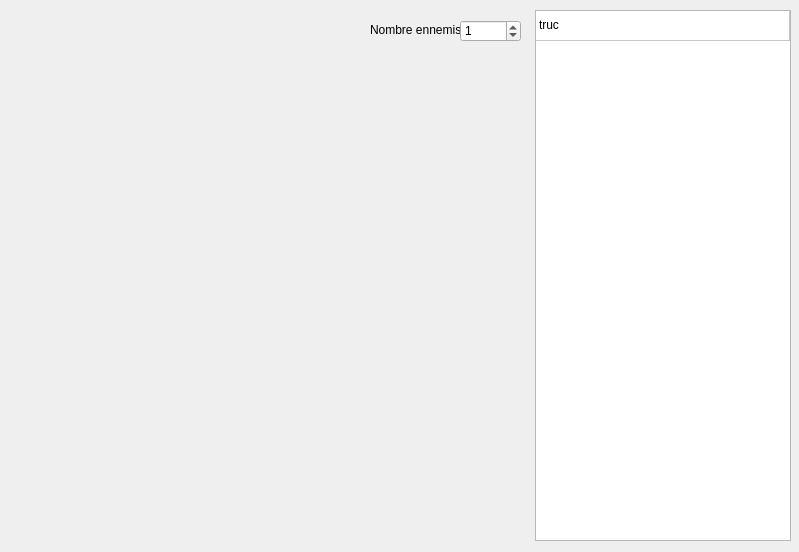
Qt form combat.ui (ElDonad/RPG_helper) before a commit.
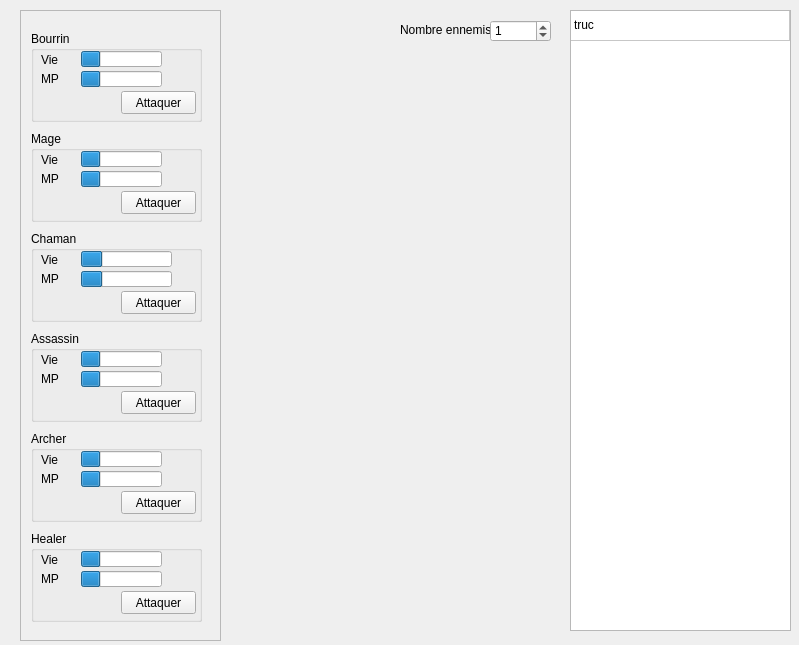
The same form after that commit.

The edit to the form file:
```diff
--- a/combat.ui
+++ b/combat.ui
@@ -7,7 +7,7 @@
     <x>0</x>
     <y>0</y>
     <width>799</width>
-    <height>552</height>
+    <height>645</height>
    </rect>
   </property>
   <property name="windowTitle">
@@ -16,10 +16,10 @@
   <widget class="QTableWidget" name="ennemyTable">
    <property name="geometry">
     <rect>
-     <x>535</x>
+     <x>570</x>
      <y>10</y>
-     <width>256</width>
-     <height>531</height>
+     <width>221</width>
+     <height>621</height>
     </rect>
    </property>
    <property name="editTriggers">
@@ -68,7 +68,7 @@
   <widget class="QLabel" name="label">
    <property name="geometry">
     <rect>
-     <x>370</x>
+     <x>400</x>
      <y>20</y>
      <width>91</width>
      <height>20</height>
@@ -81,7 +81,7 @@
   <widget class="QSpinBox" name="ennemyCount">
    <property name="geometry">
     <rect>
-     <x>460</x>
+     <x>490</x>
      <y>20</y>
      <width>61</width>
      <height>22</height>
@@ -97,6 +97,533 @@
     <number>1</number>
    </property>
   </widget>
+  <widget class="QScrollArea" name="ScrollPersos">
+   <property name="geometry">
+    <rect>
+     <x>20</x>
+     <y>10</y>
+     <width>201</width>
+     <height>631</height>
+    </rect>
+   </property>
+   <property name="widgetResizable">
+    <bool>true</bool>
+   </property>
+   <widget class="QWidget" name="persoBox">
+    <property name="geometry">
+     <rect>
+      <x>0</x>
+      <y>0</y>
+      <width>199</width>
+      <height>629</height>
+     </rect>
+    </property>
+    <widget class="QGroupBox" name="bourrinBox">
+     <property name="geometry">
+      <rect>
+       <x>10</x>
+       <y>20</y>
+       <width>171</width>
+       <height>91</height>
+      </rect>
+     </property>
+     <property name="title">
+      <string>Bourrin</string>
+     </property>
+     <widget class="QProgressBar" name="lifeBourrin">
+      <property name="geometry">
+       <rect>
+        <x>50</x>
+        <y>20</y>
+        <width>81</width>
+        <height>16</height>
+       </rect>
+      </property>
+      <property name="value">
+       <number>24</number>
+      </property>
+      <property name="textVisible">
+       <bool>false</bool>
+      </property>
+     </widget>
+     <widget class="QLabel" name="label_2">
+      <property name="geometry">
+       <rect>
+        <x>10</x>
+        <y>22</y>
+        <width>47</width>
+        <height>13</height>
+       </rect>
+      </property>
+      <property name="text">
+       <string>Vie</string>
+      </property>
+     </widget>
+     <widget class="QProgressBar" name="mpBourrin">
+      <property name="geometry">
+       <rect>
+        <x>50</x>
+        <y>40</y>
+        <width>81</width>
+        <height>16</height>
+       </rect>
+      </property>
+      <property name="value">
+       <number>24</number>
+      </property>
+      <property name="textVisible">
+       <bool>false</bool>
+      </property>
+     </widget>
+     <widget class="QPushButton" name="bourrinAttaque">
+      <property name="geometry">
+       <rect>
+        <x>90</x>
+        <y>60</y>
+        <width>75</width>
+        <height>23</height>
+       </rect>
+      </property>
+      <property name="text">
+       <string>Attaquer</string>
+      </property>
+     </widget>
+     <widget class="QLabel" name="label_3">
+      <property name="geometry">
+       <rect>
+        <x>10</x>
+        <y>41</y>
+        <width>47</width>
+        <height>13</height>
+       </rect>
+      </property>
+      <property name="text">
+       <string>MP</string>
+      </property>
+     </widget>
+    </widget>
+    <widget class="QGroupBox" name="mageBox">
+     <property name="geometry">
+      <rect>
+       <x>10</x>
+       <y>120</y>
+       <width>171</width>
+       <height>91</height>
+      </rect>
+     </property>
+     <property name="title">
+      <string>Mage</string>
+     </property>
+     <widget class="QProgressBar" name="lifeMage">
+      <property name="geometry">
+       <rect>
+        <x>50</x>
+        <y>20</y>
+        <width>81</width>
+        <height>16</height>
+       </rect>
+      </property>
+      <property name="value">
+       <number>24</number>
+      </property>
+      <property name="textVisible">
+       <bool>false</bool>
+      </property>
+     </widget>
+     <widget class="QLabel" name="label_4">
+      <property name="geometry">
+       <rect>
+        <x>10</x>
+        <y>22</y>
+        <width>47</width>
+        <height>13</height>
+       </rect>
+      </property>
+      <property name="text">
+       <string>Vie</string>
+      </property>
+     </widget>
+     <widget class="QProgressBar" name="mpMage">
+      <property name="geometry">
+       <rect>
+        <x>50</x>
+        <y>40</y>
+        <width>81</width>
+        <height>16</height>
+       </rect>
+      </property>
+      <property name="value">
+       <number>24</number>
+      </property>
+      <property name="textVisible">
+       <bool>false</bool>
+      </property>
+     </widget>
+     <widget class="QPushButton" name="mageAttaque">
+      <property name="geometry">
+       <rect>
+        <x>90</x>
+        <y>60</y>
+        <width>75</width>
+        <height>23</height>
+       </rect>
+      </property>
+      <property name="text">
+       <string>Attaquer</string>
+      </property>
+     </widget>
+     <widget class="QLabel" name="label_5">
+      <property name="geometry">
+       <rect>
+        <x>10</x>
+        <y>41</y>
+        <width>47</width>
+        <height>13</height>
+       </rect>
+      </property>
+      <property name="text">
+       <string>MP</string>
+      </property>
+     </widget>
+    </widget>
+    <widget class="QGroupBox" name="chamanBox">
+     <property name="geometry">
+      <rect>
+       <x>10</x>
+       <y>220</y>
+       <width>171</width>
+       <height>91</height>
+      </rect>
+     </property>
+     <property name="title">
+      <string>Chaman</string>
+     </property>
+     <widget class="QProgressBar" name="lifeChaman">
+      <property name="geometry">
+       <rect>
+        <x>50</x>
+        <y>20</y>
+        <width>91</width>
+        <height>16</height>
+       </rect>
+      </property>
+      <property name="value">
+       <number>24</number>
+      </property>
+      <property name="textVisible">
+       <bool>false</bool>
+      </property>
+     </widget>
+     <widget class="QLabel" name="label_6">
+      <property name="geometry">
+       <rect>
+        <x>10</x>
+        <y>22</y>
+        <width>47</width>
+        <height>13</height>
+       </rect>
+      </property>
+      <property name="text">
+       <string>Vie</string>
+      </property>
+     </widget>
+     <widget class="QProgressBar" name="mpChaman">
+      <property name="geometry">
+       <rect>
+        <x>50</x>
+        <y>40</y>
+        <width>91</width>
+        <height>16</height>
+       </rect>
+      </property>
+      <property name="value">
+       <number>24</number>
+      </property>
+      <property name="textVisible">
+       <bool>false</bool>
+      </property>
+     </widget>
+     <widget class="QPushButton" name="chamanAttaque">
+      <property name="geometry">
+       <rect>
+        <x>90</x>
+        <y>60</y>
+        <width>75</width>
+        <height>23</height>
+       </rect>
+      </property>
+      <property name="text">
+       <string>Attaquer</string>
+      </property>
+     </widget>
+     <widget class="QLabel" name="label_7">
+      <property name="geometry">
+       <rect>
+        <x>10</x>
+        <y>41</y>
+        <width>47</width>
+        <height>13</height>
+       </rect>
+      </property>
+      <property name="text">
+       <string>MP</string>
+      </property>
+     </widget>
+    </widget>
+    <widget class="QGroupBox" name="assassinBox">
+     <property name="geometry">
+      <rect>
+       <x>10</x>
+       <y>320</y>
+       <width>171</width>
+       <height>91</height>
+      </rect>
+     </property>
+     <property name="title">
+      <string>Assassin</string>
+     </property>
+     <widget class="QProgressBar" name="lifeAssassin">
+      <property name="geometry">
+       <rect>
+        <x>50</x>
+        <y>20</y>
+        <width>81</width>
+        <height>16</height>
+       </rect>
+      </property>
+      <property name="value">
+       <number>24</number>
+      </property>
+      <property name="textVisible">
+       <bool>false</bool>
+      </property>
+     </widget>
+     <widget class="QLabel" name="label_10">
+      <property name="geometry">
+       <rect>
+        <x>10</x>
+        <y>22</y>
+        <width>47</width>
+        <height>13</height>
+       </rect>
+      </property>
+      <property name="text">
+       <string>Vie</string>
+      </property>
+     </widget>
+     <widget class="QProgressBar" name="mpAssassin">
+      <property name="geometry">
+       <rect>
+        <x>50</x>
+        <y>40</y>
+        <width>81</width>
+        <height>16</height>
+       </rect>
+      </property>
+      <property name="value">
+       <number>24</number>
+      </property>
+      <property name="textVisible">
+       <bool>false</bool>
+      </property>
+     </widget>
+     <widget class="QPushButton" name="assassinAttaque">
+      <property name="geometry">
+       <rect>
+        <x>90</x>
+        <y>60</y>
+        <width>75</width>
+        <height>23</height>
+       </rect>
+      </property>
+      <property name="text">
+       <string>Attaquer</string>
+      </property>
+     </widget>
+     <widget class="QLabel" name="label_11">
+      <property name="geometry">
+       <rect>
+        <x>10</x>
+        <y>41</y>
+        <width>47</width>
+        <height>13</height>
+       </rect>
+      </property>
+      <property name="text">
+       <string>MP</string>
+      </property>
+     </widget>
+    </widget>
+    <widget class="QGroupBox" name="archerBox">
+     <property name="geometry">
+      <rect>
+       <x>10</x>
+       <y>420</y>
+       <width>171</width>
+       <height>91</height>
+      </rect>
+     </property>
+     <property name="title">
+      <string>Archer</string>
+     </property>
+     <widget class="QProgressBar" name="lifeArcher">
+      <property name="geometry">
+       <rect>
+        <x>50</x>
+        <y>20</y>
+        <width>81</width>
+        <height>16</height>
+       </rect>
+      </property>
+      <property name="value">
+       <number>24</number>
+      </property>
+      <property name="textVisible">
+       <bool>false</bool>
+      </property>
+     </widget>
+     <widget class="QLabel" name="label_14">
+      <property name="geometry">
+       <rect>
+        <x>10</x>
+        <y>22</y>
+        <width>47</width>
+        <height>13</height>
+       </rect>
+      </property>
+      <property name="text">
+       <string>Vie</string>
+      </property>
+     </widget>
+     <widget class="QProgressBar" name="mpAssassin_3">
+      <property name="geometry">
+       <rect>
+        <x>50</x>
+        <y>40</y>
+        <width>81</width>
+        <height>16</height>
+       </rect>
+      </property>
+      <property name="value">
+       <number>24</number>
+      </property>
+      <property name="textVisible">
+       <bool>false</bool>
+      </property>
+     </widget>
+     <widget class="QPushButton" name="archerAttaque">
+      <property name="geometry">
+       <rect>
+        <x>90</x>
+        <y>60</y>
+        <width>75</width>
+        <height>23</height>
+       </rect>
+      </property>
+      <property name="text">
+       <string>Attaquer</string>
+      </property>
+     </widget>
+     <widget class="QLabel" name="label_15">
+      <property name="geometry">
+       <rect>
+        <x>10</x>
+        <y>41</y>
+        <width>47</width>
+        <height>13</height>
+       </rect>
+      </property>
+      <property name="text">
+       <string>MP</string>
+      </property>
+     </widget>
+    </widget>
+    <widget class="QGroupBox" name="healerBox">
+     <property name="geometry">
+      <rect>
+       <x>10</x>
+       <y>520</y>
+       <width>171</width>
+       <height>91</height>
+      </rect>
+     </property>
+     <property name="title">
+      <string>Healer</string>
+     </property>
+     <widget class="QProgressBar" name="lifeHealer">
+      <property name="geometry">
+       <rect>
+        <x>50</x>
+        <y>20</y>
+        <width>81</width>
+        <height>16</height>
+       </rect>
+      </property>
+      <property name="value">
+       <number>24</number>
+      </property>
+      <property name="textVisible">
+       <bool>false</bool>
+      </property>
+     </widget>
+     <widget class="QLabel" name="label_20">
+      <property name="geometry">
+       <rect>
+        <x>10</x>
+        <y>22</y>
+        <width>47</width>
+        <height>13</height>
+       </rect>
+      </property>
+      <property name="text">
+       <string>Vie</string>
+      </property>
+     </widget>
+     <widget class="QProgressBar" name="mpHealer">
+      <property name="geometry">
+       <rect>
+        <x>50</x>
+        <y>40</y>
+        <width>81</width>
+        <height>16</height>
+       </rect>
+      </property>
+      <property name="value">
+       <number>24</number>
+      </property>
+      <property name="textVisible">
+       <bool>false</bool>
+      </property>
+     </widget>
+     <widget class="QPushButton" name="healerAttaque">
+      <property name="geometry">
+       <rect>
+        <x>90</x>
+        <y>60</y>
+        <width>75</width>
+        <height>23</height>
+       </rect>
+      </property>
+      <property name="text">
+       <string>Attaquer</string>
+      </property>
+     </widget>
+     <widget class="QLabel" name="label_21">
+      <property name="geometry">
+       <rect>
+        <x>10</x>
+        <y>41</y>
+        <width>47</width>
+        <height>13</height>
+       </rect>
+      </property>
+      <property name="text">
+       <string>MP</string>
+      </property>
+     </widget>
+    </widget>
+   </widget>
+  </widget>
  </widget>
  <resources/>
  <connections/>
```
